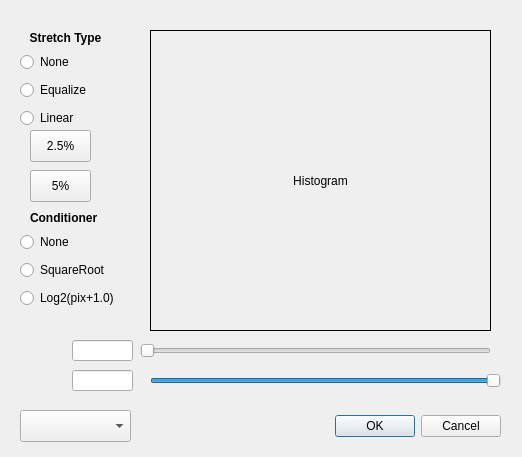
Above: src/gui/stretch_builder.ui from Ehlmann-research-group/WISER before the change. Below: the same form after it.
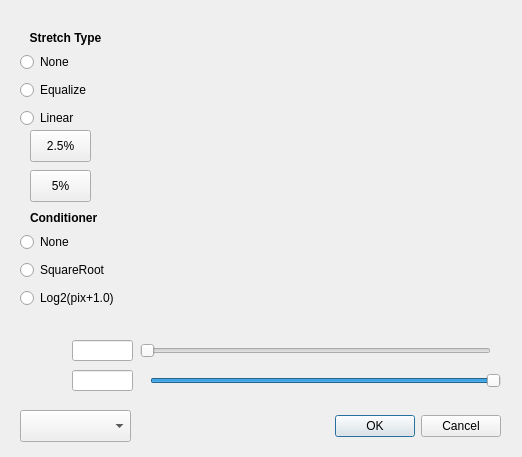
That is the form after the change.

Commit message:
Display of histograms
Also a cleanup of debug print statements in stretch.py

Diff of the .ui file:
```diff
--- a/src/gui/stretch_builder.ui
+++ b/src/gui/stretch_builder.ui
@@ -176,28 +176,6 @@
     <bool>false</bool>
    </property>
   </widget>
-  <widget class="QLabel" name="label_histogram">
-   <property name="geometry">
-    <rect>
-     <x>150</x>
-     <y>30</y>
-     <width>341</width>
-     <height>301</height>
-    </rect>
-   </property>
-   <property name="autoFillBackground">
-    <bool>true</bool>
-   </property>
-   <property name="frameShape">
-    <enum>QFrame::Box</enum>
-   </property>
-   <property name="text">
-    <string>Histogram</string>
-   </property>
-   <property name="alignment">
-    <set>Qt::AlignCenter</set>
-   </property>
-  </widget>
   <widget class="QLineEdit" name="lineEdit_lower">
    <property name="geometry">
     <rect>
@@ -312,6 +290,17 @@
     </rect>
    </property>
   </widget>
+  <widget class="QWidget" name="horizontalLayoutWidget">
+   <property name="geometry">
+    <rect>
+     <x>150</x>
+     <y>30</y>
+     <width>341</width>
+     <height>301</height>
+    </rect>
+   </property>
+   <layout class="QHBoxLayout" name="hLayout_histogram"/>
+  </widget>
  </widget>
  <tabstops>
   <tabstop>radioButton_stretchTypeNone</tabstop>
```
The commit also changes 2 other files.
